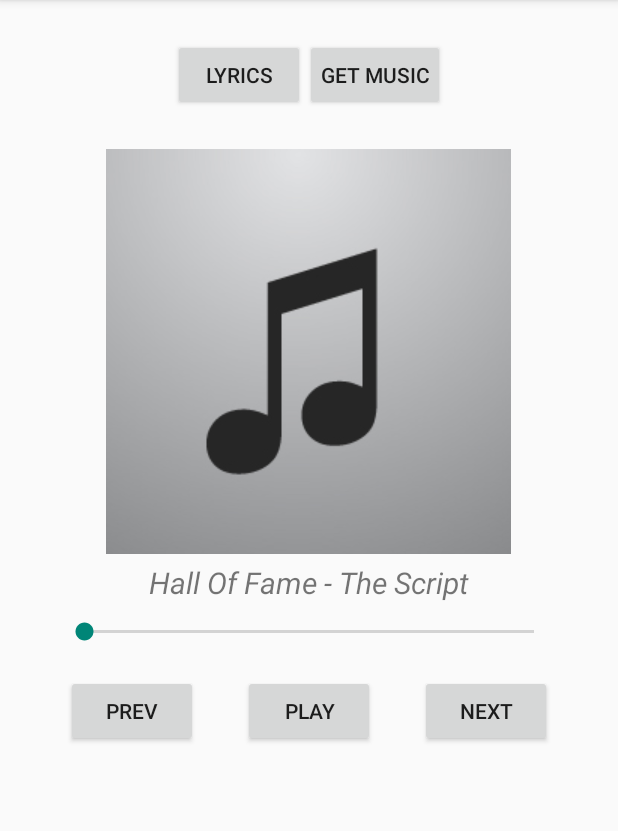
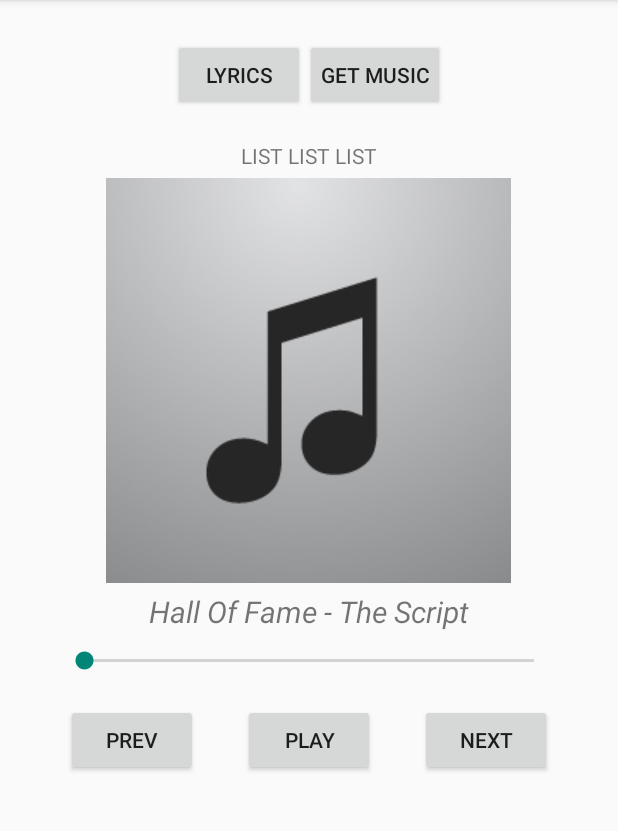
Before and after one commit to mcrazy20/musicPlayer, an Android app: the screen it shows after launch (MainActivity), after a tap on "GET MUSIC", on a phone screen of 412 x 824 dp, the part 84-915 px from its top. Run offline under Robolectric (Android 15) with nearby library versions, the phone set to English and light mode, and no system bars.

Commit message:
List List List

```diff
--- a/app/src/main/java/com/example/jeff/musicplayer/MainActivity.java
+++ b/app/src/main/java/com/example/jeff/musicplayer/MainActivity.java
@@ -88,8 +88,10 @@
     {
 //        Intent intent = new Intent(this, musicLoader.class);
 //        startActivity(intent);
+        Log.d("Fragment", "Inside Fragment");
         FrameLayout fl = (FrameLayout) findViewById(R.id.fragment_musicloader);
         fl.setVisibility(FrameLayout.VISIBLE);
+        Log.d("Fragment", "Should be visible");
         musicLoaderFragment frag = new musicLoaderFragment();
         FragmentTransaction ft = getFragmentManager().beginTransaction();
         ft.add(R.id.fragment_musicloader,frag).commit();
--- a/app/src/main/res/layout/music_loader.xml
+++ b/app/src/main/res/layout/music_loader.xml
@@ -9,7 +9,10 @@
         android:layout_width="fill_parent"
         android:layout_height="fill_parent"
         android:layout_weight="1"/>
-
+<TextView
+    android:layout_width="wrap_content"
+    android:layout_height="wrap_content"
+    android:text="LIST LIST LIST"/>
     <!--<Button-->
         <!--android:layout_width="wrap_content"-->
         <!--android:layout_height="wrap_content"-->
```
